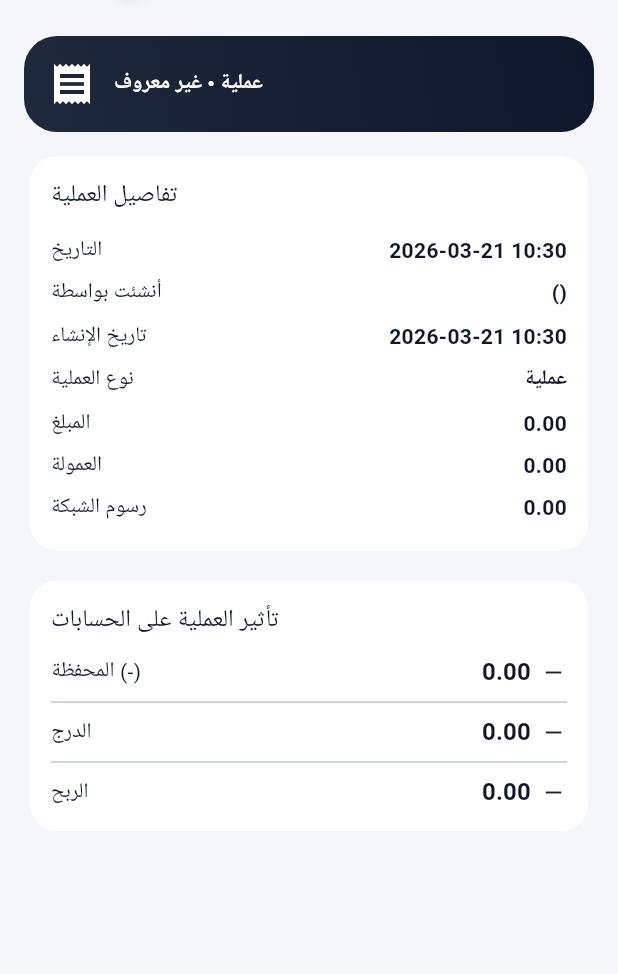
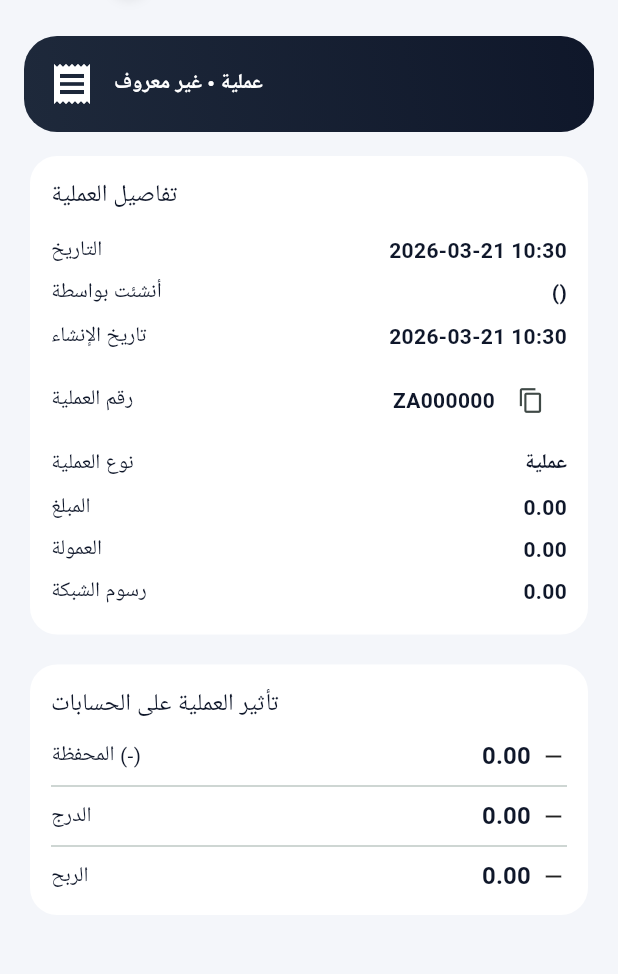
Before and after one commit to zanatym101-lang/smart-cash-pro, a Flutter app: the TxDetailsScreen screen opened directly with empty values, on a phone screen of 412 x 824 dp, the part 66-1040 px from its top. Run offline on Flutter 3.47's test engine with Material 3 defaults, Android fonts, the phone set to English and light mode, and no system bars; our stand-ins replace barcode_widget, device_info_plus, drift, file_picker, flutter_contacts, flutter_local_notifications and 5 more; missing offline and left inert: cryptography, excel, googleapis; accounts and stored records are empty; generated files the repository leaves out were written again; Roboto replaces fonts that are missing (Cairo); statements that could not run were skipped.

Commit message:
ui: show txn reference and approval metadata in tx details

```diff
--- a/lib/screens/tx_details_screen.dart
+++ b/lib/screens/tx_details_screen.dart
@@ -1,9 +1,11 @@
 import 'package:flutter/material.dart';
+import 'package:flutter/services.dart';
 import '../widgets/app_title.dart';
 import '../data/app_db.dart';
 import '../data/app_session.dart';
 import '../models/transaction.dart';
 import '../models/wallet.dart';
+import 'package:king_wallet_accounting/utils/txn_reference.dart';
 
 class TxDetailsScreen extends StatefulWidget {
   final Txn txn;
@@ -16,14 +18,51 @@ class TxDetailsScreen extends StatefulWidget {
 }
 
 class _TxDetailsScreenState extends State<TxDetailsScreen> {
+
+  Future<void> _copyValue(String value, {String label = 'تم النسخ'}) async {
+    await Clipboard.setData(ClipboardData(text: value));
+    if (!mounted) return;
+    ScaffoldMessenger.of(context).showSnackBar(
+      SnackBar(content: Text('$label: $value')),
+    );
+  }
+
+  Widget _copyableInfoRow(String label, String value) {
+    return Padding(
+      padding: const EdgeInsets.symmetric(vertical: 4),
+      child: Row(
+        children: [
+          Expanded(child: Text(label)),
+          Row(
+            children: [
+              Text(value, style: const TextStyle(fontWeight: FontWeight.bold)),
+              IconButton(
+                icon: const Icon(Icons.copy, size: 18),
+                onPressed: () => _copyValue(value, label: 'تم نسخ رقم العملية'),
+              ),
+            ],
+          )
+        ],
+      ),
+    );
+  }
+
   late Txn _txn;
   bool _working = false;
+  String? _approvedBy;
+  DateTime? _approvedAt;
 
   @override
   void initState() {
     super.initState();
     _txn = widget.txn;
+    _refreshApprovalMeta();
   }
+
+  String _dateTime(DateTime d) =>
+      '${d.year}-${d.month.toString().padLeft(2, '0')}-${d.day.toString().padLeft(2, '0')} '
+      '${d.hour.toString().padLeft(2, '0')}:${d.minute.toString().padLeft(2, '0')}';
+
 
   String _walletName(int? id) {
     if (id == null) return '-';
@@ -187,6 +226,17 @@ class _TxDetailsScreenState extends State<TxDetailsScreen> {
     final txns = await AppDb.instance.listTxns();
     final updated = txns.firstWhere((t) => t.id == _txn.id, orElse: () => _txn);
     setState(() => _txn = updated);
+    await _refreshApprovalMeta();
+  }
+
+  Future<void> _refreshApprovalMeta() async {
+    final approvedBy = await AppDb.instance.getTxnApprovedBy(_txn.id);
+    final approvedAt = await AppDb.instance.getTxnApprovedAt(_txn.id);
+    if (!mounted) return;
+    setState(() {
+      _approvedBy = approvedBy;
+      _approvedAt = approvedAt;
+    });
   }
 
   Future<void> _approve() async {
@@ -252,9 +302,7 @@ class _TxDetailsScreenState extends State<TxDetailsScreen> {
     final date =
         '${_txn.entryDate.year}-${_txn.entryDate.month.toString().padLeft(2, '0')}-${_txn.entryDate.day.toString().padLeft(2, '0')} '
         '${_txn.entryDate.hour.toString().padLeft(2, '0')}:${_txn.entryDate.minute.toString().padLeft(2, '0')}';
-    final created =
-        '${_txn.createdAt.year}-${_txn.createdAt.month.toString().padLeft(2, '0')}-${_txn.createdAt.day.toString().padLeft(2, '0')} '
-        '${_txn.createdAt.hour.toString().padLeft(2, '0')}:${_txn.createdAt.minute.toString().padLeft(2, '0')}';
+    final created = _dateTime(_txn.createdAt);
 
     final isPending = _txn.status == 'pending';
     final isPosted = _txn.status == 'posted';
@@ -328,6 +376,11 @@ class _TxDetailsScreenState extends State<TxDetailsScreen> {
                   '${_txn.createdBy} (${_roleLabel(_txn.createdRole)})',
                 ),
                 _infoRow('تاريخ الإنشاء', created),
+                _copyableInfoRow('رقم العملية', formatTxnReference(_txn.id)),
+                if (_approvedBy != null)
+                  _infoRow('اعتمد بواسطة', _approvedBy!),
+                if (_approvedAt != null)
+                  _infoRow('وقت الاعتماد', _dateTime(_approvedAt!)),
                 _infoRow('نوع العملية', _kindLabel(_txn.kind)),
                 if (_txn.kind == 'transfer')
                   _infoRow('نوع التحويل', _transferModeLabel(_txn.mode)),
```
Also changed, not shown: 1 other file.
